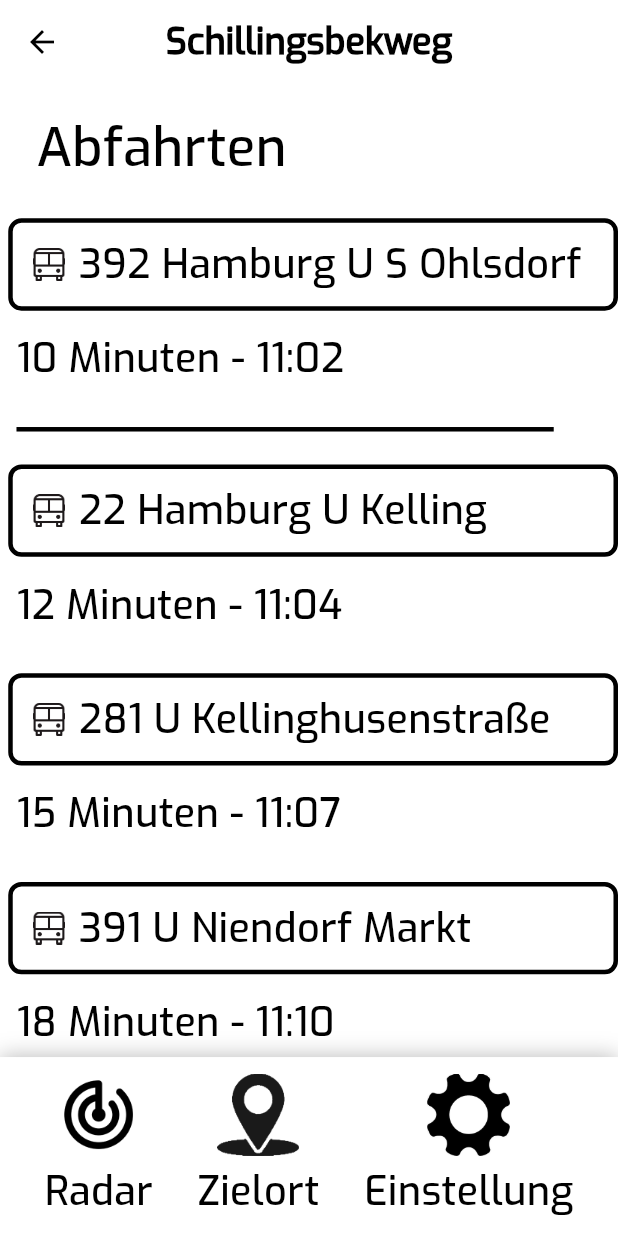
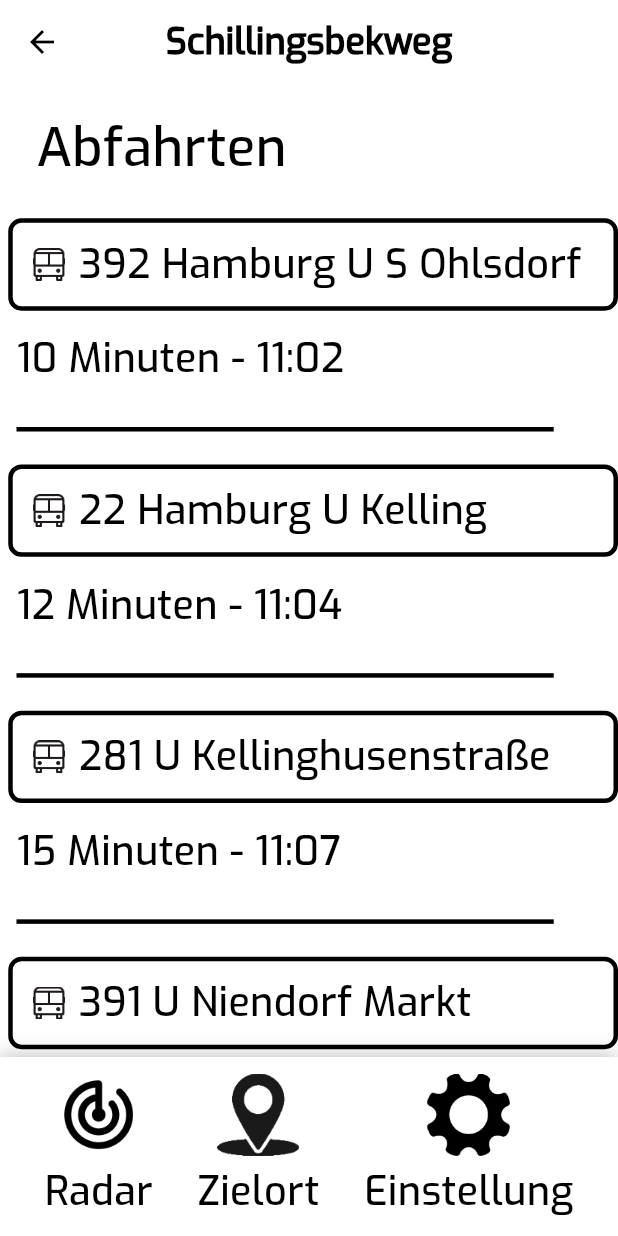
Before and after one commit to kokirill/Masterarbeit-App, a Flutter app: the HaltestelleAusgewaehltScreen screen opened by its route, on a phone screen of 412 x 824 dp. Run offline on Flutter 3.47's test engine with Material 3 defaults, Android fonts, the light colour scheme and no system bars; our stand-ins replace cached_network_image, flutter_svg; missing offline and left inert: dart:ffi.

Commit message:
divider haltestellen

```diff
--- a/mobi_app_seheingeschraenkte_bus/lib/screens/haltestelle_ausgewaehlt_screen.dart
+++ b/mobi_app_seheingeschraenkte_bus/lib/screens/haltestelle_ausgewaehlt_screen.dart
@@ -46,6 +46,7 @@ class HaltestelleAusgewaehltScreen extends StatelessWidget {
                     time: "12 Minuten - 11:04",
                     onTap: () => Void,
                   ),
+                  const CustomDivider(),
                   BusDepartureSection(
                     buses: [
                       {'line': '281', 'destination': 'U Kellinghusenstraße'},
@@ -53,6 +54,7 @@ class HaltestelleAusgewaehltScreen extends StatelessWidget {
                     time: "15 Minuten - 11:07",
                     onTap: () => Void,
                   ),
+                  const CustomDivider(),
                   BusDepartureSection(
                     buses: [
                       {'line': '391', 'destination': 'U Niendorf Markt'},
@@ -60,6 +62,7 @@ class HaltestelleAusgewaehltScreen extends StatelessWidget {
                     time: "18 Minuten - 11:10",
                     onTap: () => Void,
                   ),
+                  const CustomDivider(),
                 ],
               ),
             ),
```
